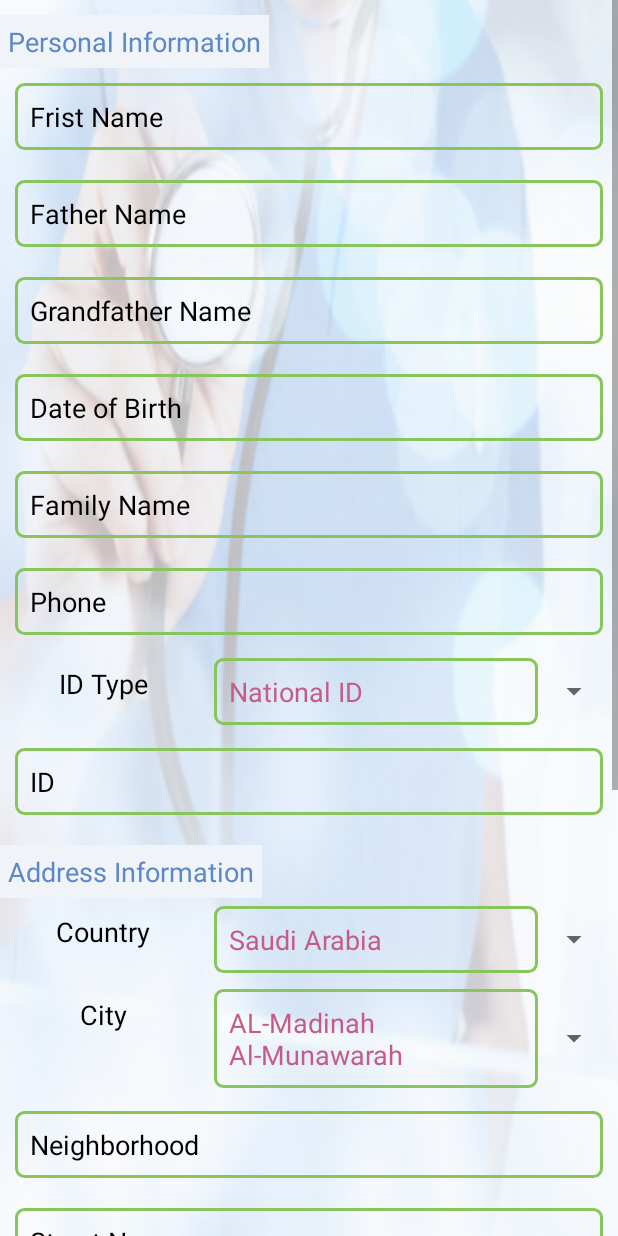
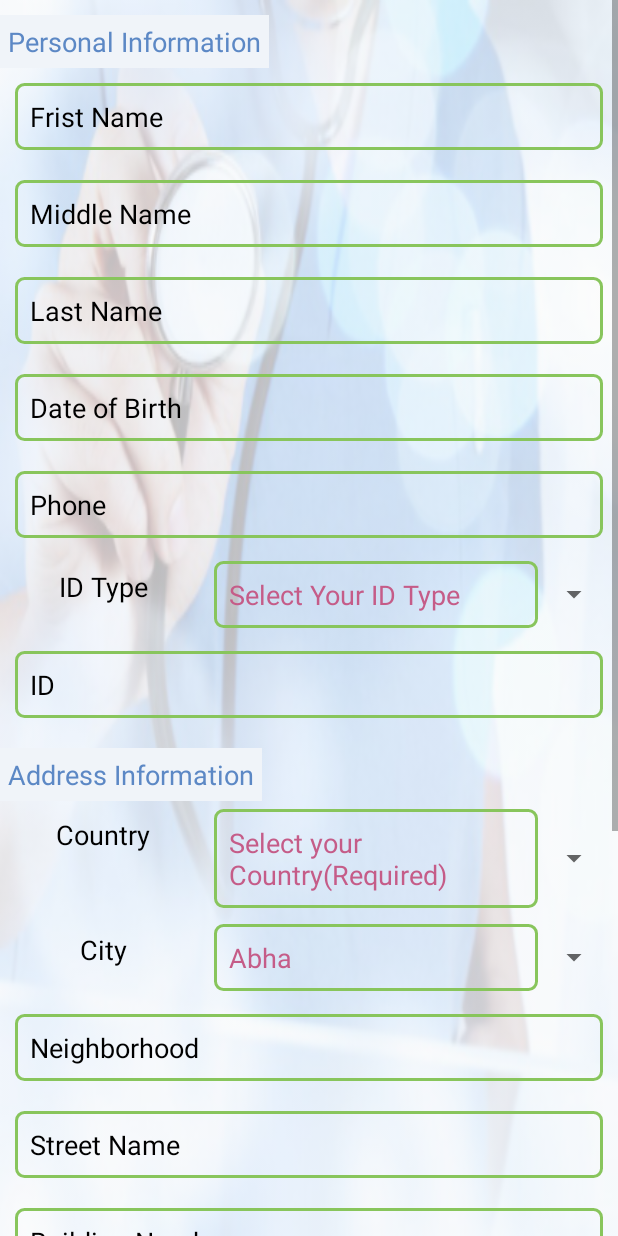
Before and after one commit to KAsiri/DrD-App1.0, an Android app: the CompleteRegistration screen opened directly, with no data from a screen before it, on a phone screen of 412 x 824 dp. Run offline under Robolectric (Android 15) with nearby library versions, the phone set to English and light mode, and no system bars.

Commit message:
Complete the CompleteRegistration back-end

```diff
--- a/app/src/main/java/khalidalasiri/drd10/CompleteRegistration.java
+++ b/app/src/main/java/khalidalasiri/drd10/CompleteRegistration.java
@@ -1,69 +1,276 @@
 package khalidalasiri.drd10;
 
+import android.content.Context;
+import android.content.Intent;
+import android.net.ConnectivityManager;
+import android.net.NetworkInfo;
 import android.support.v7.app.AppCompatActivity;
 import android.os.Bundle;
 import android.util.Log;
+import android.view.View;
 import android.widget.ArrayAdapter;
+import android.widget.Button;
+import android.widget.EditText;
 import android.widget.Spinner;
+import android.widget.Toast;
 
-import java.lang.reflect.Array;
-import java.util.ArrayList;
+import org.json.JSONException;
+import org.json.JSONObject;
+
+import java.net.HttpCookie;
+import java.text.SimpleDateFormat;
 import java.util.Arrays;
+import java.util.List;
+import java.util.concurrent.ExecutionException;
 
 public class CompleteRegistration extends AppCompatActivity {
 
+    //EditText
+    EditText fristName;
+    EditText middleName;
+    EditText lastName;
+    EditText etDOB;
+    EditText etPhone;
+    EditText etID;
+    EditText etNeighborhood;
+    EditText etStreet;
+    EditText etBuilding;
+    EditText etPostal;
+    EditText etAddition;
+    EditText etWeight;
+    EditText etHeight;
+
+    // Button
+    Button btSave;
+
+    //Spinners
     Spinner spinnerIdType;
     Spinner spinnerCountries;
     Spinner spinnerCities;
     Spinner spinnerSex;
     Spinner spinnerTypeOfD;
     Spinner spinnerTypeOfBlood;
+
+    // for connection
+    private String connection_url;
+    private List<HttpCookie> token;
+    Context context;
+    String[] message;
+    String tableURL;
+    String userID;
     @Override
     protected void onCreate(Bundle savedInstanceState) {
         super.onCreate(savedInstanceState);
         setContentView(R.layout.activity_complete_reistration);
+        // Set all the UI elements
+        setElements();
+        // initializing the variables
+        context = this;
+        message = new String[3];
+        // get the User ID from Extra
+        if (savedInstanceState == null) {
+            Bundle extras = getIntent().getExtras();
+            if(extras == null) {
+                userID= null;
+            } else {
+                userID= extras.getString("userID");
+            }
+        } else {
+            userID= (String) savedInstanceState.getSerializable("userID");
+        }
 
-        setSpinners();
+        btSave.setOnClickListener(new View.OnClickListener() {
+            @Override
+            public void onClick(View view) {
+                if(!fristName.getText().toString().isEmpty() &&
+                        !lastName.getText().toString().isEmpty() &&
+                        !etPhone.getText().toString().isEmpty() &&
+                        !etDOB.getText().toString().isEmpty() &&
+                        !etWeight.getText().toString().isEmpty() &&
+                        !etHeight.getText().toString().isEmpty() &&
+                        !spinnerCountries.getSelectedItem().equals(getString(R.string.selectUrCoun)) &&
+                        !spinnerCities.getSelectedItem().equals(getString(R.string.selectUrCoun)) &&
+                        !spinnerSex.getSelectedItem().equals("") &&
+                        !spinnerTypeOfD.getSelectedItem().equals("") &&
+                        !spinnerTypeOfBlood.getSelectedItem().equals(""))
+                {
+                    // Check the Internet Connection
+                    ConnectivityManager cm = (ConnectivityManager) getSystemService(CONNECTIVITY_SERVICE);
+                    NetworkInfo ni = null;
+                    if (cm != null) {
+                        ni = cm.getActiveNetworkInfo();
 
+                        if (ni != null && ni.isConnected()) {
+                            try {
+                                // make the Connection to API
+                                connection_url = "http://drd-ksa.com/drdAPI/AppAPI/api.php/";
+                                ConnectionToken connectionToken = new ConnectionToken(context);
+                                token = connectionToken.execute(connection_url).get();
+
+                                // encode the data into JSon for User_Information
+                                JSONObject jsonData = new JSONObject();
+                                try {
+                                    jsonData.put("First_Name", fristName.getText().toString());
+                                    jsonData.put("Father_Name", middleName.getText().toString());
+                                    jsonData.put("Family_Name", lastName.getText().toString());
+                                    jsonData.put("Phone", etPhone.getText().toString());
+
+                                } catch (JSONException e) {
+                                    e.printStackTrace();
+                                }
+
+                                tableURL = "http://drd-ksa.com/drdAPI/AppAPI/api.php/User_Information/"+userID;
+                                //Post the Data
+                                DataPoster dataPoster = new DataPoster(tableURL,"PUT",token,context);
+                                String respond = dataPoster.execute(jsonData.toString()).get();
+
+                                // encode the data into JSon for User_Address table
+                                JSONObject jsonData2 = new JSONObject();
+                                try {
+                                    jsonData2.put("UserID", userID);
+                                    jsonData2.put("Country", spinnerCountries.getSelectedItem().toString());
+                                    jsonData2.put("City", spinnerCities.getSelectedItem().toString());
+                                    jsonData2.put("Neighborhood", etNeighborhood.getText().toString());
+                                    jsonData2.put("StreetName", etStreet.getText().toString());
+                                    jsonData2.put("BuildingNumber", etBuilding.getText().toString());
+                                    jsonData2.put("PostalCode", etPostal.getText().toString());
+                                    jsonData2.put("AdditionNumber", etAddition.getText().toString());
+
+                                } catch (JSONException e) {
+                                    e.printStackTrace();
+                                }
+
+                                tableURL = "http://drd-ksa.com/drdAPI/AppAPI/api.php/User_Address";
+                                //Post the Data
+                                DataPoster dataPoster2 = new DataPoster(tableURL,"POST",token,context);
+                                String respond2 = dataPoster2.execute(jsonData2.toString()).get();
+
+
+                                // encode the data into JSon for Patient table
+                                JSONObject jsonData3 = new JSONObject();
+                                try {
+                                    jsonData3.put("UserID", userID);
+                                    jsonData3.put("DateOfBirth", etDOB.getText().toString());
+                                    jsonData3.put("Sex", spinnerSex.getSelectedItem().toString());
+                                    jsonData3.put("TypeOfDiabetes", spinnerTypeOfD.getSelectedItem().toString());
+                                    jsonData3.put("Weight", etWeight.getText().toString());
+                                    jsonData3.put("Height", etHeight.getText().toString());
+                                    jsonData3.put("BloodType", spinnerTypeOfBlood.getSelectedItem().toString());
+
+                                } catch (JSONException e) {
+                                    e.printStackTrace();
+                                }
+
+                                tableURL = "http://drd-ksa.com/drdAPI/AppAPI/api.php/Patient";
+                                //Post the Data
+                                DataPoster dataPoster3 = new DataPoster(tableURL,"POST",token,context);
+                                String respond3 = dataPoster3.execute(jsonData3.toString()).get();
+
+                                // encode the data into JSon for Identification_Number table
+                                JSONObject jsonData4 = new JSONObject();
+                                try {
+                                    jsonData4.put("UserID", userID);
+                                    jsonData4.put("IdentificationType", spinnerIdType.getSelectedItem().toString());
+                                    jsonData4.put("IdentificationNumber", etID.getText().toString());
+
+                                } catch (JSONException e) {
+                                    e.printStackTrace();
+                                }
+
+                                tableURL = "http://drd-ksa.com/drdAPI/AppAPI/api.php/Identification_Number";
+                                //Post the Data
+                                DataPoster dataPoster4 = new DataPoster(tableURL,"POST",token,context);
+                                String respond4 = dataPoster4.execute(jsonData4.toString()).get();
+
+                                Log.d("respond:",respond);
+                                Log.d("respond1:",respond2);
+                                Log.d("respond2:",respond3);
+                                Log.d("respond3:",respond4);
+
+                                if(respond.equals("1"))
+                                {
+                                    Toast.makeText(getApplicationContext(), R.string.dataSavedSuccessfully, Toast.LENGTH_SHORT).show();
+                                    // Go to the next page
+                                }
+                                else
+                                    Toast.makeText(getApplicationContext(), R.string.error_notSaved, Toast.LENGTH_SHORT).show();
+
+
+                            } catch (InterruptedException e) {
+                                e.printStackTrace();
+                            } catch (ExecutionException e) {
+                                e.printStackTrace();
+                            }
+                        }
+                    } else {
+                        Toast.makeText(getApplicationContext(), R.string.error_noInternet, Toast.LENGTH_LONG).show();
+                    }
+
+                }
+                else
+                    // Show Error "Please complete the required field"
+                    Toast.makeText(getApplicationContext(),R.string.error_requiredField,Toast.LENGTH_LONG).show();
+            }
+        });
     }
 
+
     // Set the Spinners used on the UI
-    private void setSpinners() {
-        String[] idTypes = { "National ID", "Eqamah Number", "Passport ID"};
+    private void setElements() {
+        // Set EditText
+        fristName = findViewById(R.id.fristname);
+        middleName = findViewById(R.id.middlename);
+        lastName = findViewById(R.id.lastname);
+        etDOB = findViewById(R.id.etDOB);
+        etPhone = findViewById(R.id.etPhone);
+        etID = findViewById(R.id.etID);
+        etNeighborhood = findViewById(R.id.etNeighborhood);
+        etStreet = findViewById(R.id.etStreet);
+        etBuilding = findViewById(R.id.etBuilding);
+        etPostal = findViewById(R.id.etPostal);
+        etAddition = findViewById(R.id.etAddition);
+        etWeight = findViewById(R.id.etWeight);
+        etHeight = findViewById(R.id.etHeight);
+
+        // Set EditText
+        btSave = findViewById(R.id.btSave);
+        // Set Spinners
+
+        String[] idTypes = {getString(R.string.selectUridType),"National ID", "Eqamah Number", "Passport ID"};
         spinnerIdType = findViewById(R.id.spinnerIdType);
-        ArrayAdapter idTypesAdapter = new ArrayAdapter(this,R.layout.spinner_item,idTypes);
+        ArrayAdapter idTypesAdapter = new ArrayAdapter(this, R.layout.spinner_item, idTypes);
         idTypesAdapter.setDropDownViewResource(R.layout.support_simple_spinner_dropdown_item);
         spinnerIdType.setAdapter(idTypesAdapter);
 
-        String[] countries = { "Saudi Arabia", "United Arab Emirates", "Kuwait"};
+        String[] countries = {getString(R.string.selectUrCoun),"Saudi Arabia", "United Arab Emirates", "Kuwait"};
         spinnerCountries = findViewById(R.id.spinnerCountries);
-        ArrayAdapter countriesAdapter = new ArrayAdapter(this,R.layout.spinner_item,countries);
+        ArrayAdapter countriesAdapter = new ArrayAdapter(this, R.layout.spinner_item, countries);
         countriesAdapter.setDropDownViewResource(R.layout.support_simple_spinner_dropdown_item);
         spinnerCountries.setAdapter(countriesAdapter);
 
-        String[] cities = { "Abha","Dammam","Al Baha", "Jizan","Najran","Hail","Makkah AL-Mukkaramah","AL-Madinah Al-Munawarah","Al Qaseem"
-                ,"Riyadh","Jeddah","Al-Khobar","Taif","Tabouk","Jubail"};
+        String[] cities = {getString(R.string.selectUrCit),"Abha", "Dammam", "Al Baha", "Jizan", "Najran", "Hail", "Makkah AL-Mukkaramah", "Al-Madinah Al-Munawarah", "Al Qaseem"
+                , "Riyadh", "Jeddah", "Al-Khobar", "Taif", "Tabouk", "Jubail"};
         Arrays.sort(cities);
         spinnerCities = findViewById(R.id.spinnerCities);
-        ArrayAdapter citiesAdapter = new ArrayAdapter(this,R.layout.spinner_item,cities);
+        ArrayAdapter citiesAdapter = new ArrayAdapter(this, R.layout.spinner_item, cities);
         citiesAdapter.setDropDownViewResource(R.layout.support_simple_spinner_dropdown_item);
         spinnerCities.setAdapter(citiesAdapter);
 
-        String[] sex = { "Male", "Female"};
+        String[] sex = {"","Male", "Female"};
         spinnerSex = findViewById(R.id.spinnerSex);
-        ArrayAdapter sexAdapter = new ArrayAdapter(this,R.layout.spinner_item,sex);
+        ArrayAdapter sexAdapter = new ArrayAdapter(this, R.layout.spinner_item, sex);
         sexAdapter.setDropDownViewResource(R.layout.support_simple_spinner_dropdown_item);
         spinnerSex.setAdapter(sexAdapter);
 
-        String[] typeOfD = { "Type A", "Type B", "Type C"};
+        String[] typeOfD = {"","Type A", "Type B", "Type C"};
         spinnerTypeOfD = findViewById(R.id.spinnerTypeOfD);
-        ArrayAdapter typeOfDAdapter = new ArrayAdapter(this,R.layout.spinner_item,typeOfD);
+        ArrayAdapter typeOfDAdapter = new ArrayAdapter(this, R.layout.spinner_item, typeOfD);
         typeOfDAdapter.setDropDownViewResource(R.layout.support_simple_spinner_dropdown_item);
         spinnerTypeOfD.setAdapter(typeOfDAdapter);
 
-        String[] typeOfBlood = { "O+","O-","AB+", "AB-","A+","A-","B+","B-"};
+        String[] typeOfBlood = {"","O+", "O-", "AB+", "AB-", "A+", "A-", "B+", "B-"};
         spinnerTypeOfBlood = findViewById(R.id.spinnerTypeOfBlood);
-        ArrayAdapter typeOfBloodAdapter = new ArrayAdapter(this,R.layout.spinner_item,typeOfBlood);
+        ArrayAdapter typeOfBloodAdapter = new ArrayAdapter(this, R.layout.spinner_item, typeOfBlood);
         typeOfBloodAdapter.setDropDownViewResource(R.layout.support_simple_spinner_dropdown_item);
         spinnerTypeOfBlood.setAdapter(typeOfBloodAdapter);
 
--- a/app/src/main/java/khalidalasiri/drd10/DataPoster.java
+++ b/app/src/main/java/khalidalasiri/drd10/DataPoster.java
@@ -31,10 +31,12 @@ public class DataPoster extends AsyncTask<String,Void,String> {
     String tableURL;
     ProgressDialog progressDialog ;
     Context context;
-    public DataPoster(String tableURL ,List<HttpCookie>  token,Context context) {
+    String method;
+    public DataPoster(String tableURL ,String method,List<HttpCookie>  token,Context context) {
         this.token = token;
         this.tableURL = tableURL;
         this.context = context;
+        this.method = method;
     }
 
     @Override
@@ -58,7 +60,7 @@ public class DataPoster extends AsyncTask<String,Void,String> {
             Log.d("token",key);
             url = new URL(tableURL+"?csrf="+key);
             HttpURLConnection connection = (HttpURLConnection) url.openConnection();
-            connection.setRequestMethod("POST");
+            connection.setRequestMethod(method);
             connection.setRequestProperty("Content-Type", "application/json");
             connection.setRequestProperty("Accept", "application/json");
             connection.setRequestProperty("Cookie", TextUtils.join(";",token));
--- a/app/src/main/java/khalidalasiri/drd10/Registration.java
+++ b/app/src/main/java/khalidalasiri/drd10/Registration.java
@@ -43,13 +43,13 @@ public class Registration extends AppCompatActivity {
         setContentView(R.layout.activity_registration);
         context = this;
         message = new String[3];
+        tableURL = "http://drd-ksa.com/drdAPI/AppAPI/api.php/User_Information";
         etUsername = findViewById(R.id.etUsername);
         etEmail = findViewById(R.id.etEmail);
         etPassword = findViewById(R.id.etPassword);
         etConfirmPassword = findViewById(R.id.etConfirmPassword);
         btRegister = findViewById(R.id.btRegister);
         checkBoxTP = findViewById(R.id.checkboxTP);
-        tableURL = "http://drd-ksa.com/drdAPI/AppAPI/api.php/User_Information";
         // Register button clicked
         btRegister.setOnClickListener(new View.OnClickListener() {
             @Override
@@ -95,7 +95,7 @@ public class Registration extends AppCompatActivity {
                                         }
 
                                         //Post the Data
-                                        DataPoster dataPoster = new DataPoster(tableURL,token,context);
+                                        DataPoster dataPoster = new DataPoster(tableURL,"POST",token,context);
                                         userID = dataPoster.execute(jsonData.toString()).get();
                                         // Go to the next page
                                         Intent toCompleteRegistration = new Intent(Registration.this, CompleteRegistration.class);
--- a/app/src/main/res/layout/activity_complete_reistration.xml
+++ b/app/src/main/res/layout/activity_complete_reistration.xml
@@ -25,24 +25,20 @@
             android:hint="@string/fristname" />
 
         <EditText
-            android:id="@+id/fathername"
+            android:id="@+id/middlename"
             style="@style/submitForm"
-            android:hint="@string/fathername" />
+            android:hint="@string/middlename" />
 
         <EditText
-            android:id="@+id/grandfathername"
+            android:id="@+id/lastname"
             style="@style/submitForm"
-            android:hint="@string/grandfathername" />
+            android:hint="@string/lastname" />
 
         <EditText
             android:id="@+id/etDOB"
             style="@style/submitForm"
-            android:hint="@string/dob" />
-
-        <EditText
-            android:id="@+id/familyname"
-            style="@style/submitForm"
-            android:hint="@string/familyname" />
+            android:hint="@string/dob"
+            android:inputType="date" />
 
         <EditText
             android:id="@+id/etPhone"
@@ -77,6 +73,7 @@
             android:id="@+id/etID"
             style="@style/submitForm"
             android:hint="@string/id" />
+
 
         <TextView
             style="@style/Titles2"
@@ -244,12 +241,14 @@
 
             <EditText
                 android:id="@+id/etWeight"
+                android:inputType="numberSigned"
                 style="@style/submitForm"
                 android:layout_weight="1"
                 android:hint="@string/weight" />
 
             <EditText
                 android:id="@+id/etHeight"
+                android:inputType="numberSigned"
                 style="@style/submitForm"
                 android:layout_weight="1"
                 android:hint="@string/height" />
--- a/app/src/main/res/values/strings.xml
+++ b/app/src/main/res/values/strings.xml
@@ -15,9 +15,8 @@
     <string name="registerMessage">Welcome, This Registration is for Patient only , if you are Doctor or Hospital please visit our website.</string>
     <string name="username">Username</string>
     <string name="fristname">Frist Name</string>
-    <string name="fathername">Father Name</string>
-    <string name="grandfathername">Grandfather Name</string>
-    <string name="familyname">Family Name</string>
+    <string name="middlename">Middle Name</string>
+    <string name="lastname">Last Name</string>
     <string name="personalInfo">Personal Information</string>
     <string name="confirmPassword">Confirm Password</string>
     <string name="termsPrivacy"><![CDATA[Terms & Privacy]]></string>
@@ -47,4 +46,10 @@
     <string name="countries">Country</string>
     <string name="cities">City</string>
     <string name="save">Save</string>
+    <string name="selectUrCoun">Select your Country(Required)</string>
+    <string name="selectUridType">Select Your ID Type</string>
+    <string name="selectUrCit">Select Your City</string>
+    <string name="error_requiredField">Please complete the requireds field</string>
+    <string name="dataSavedSuccessfully">Data saved successfully</string>
+    <string name="error_notSaved">Data not saved, Please Try again</string>
 </resources>
```
